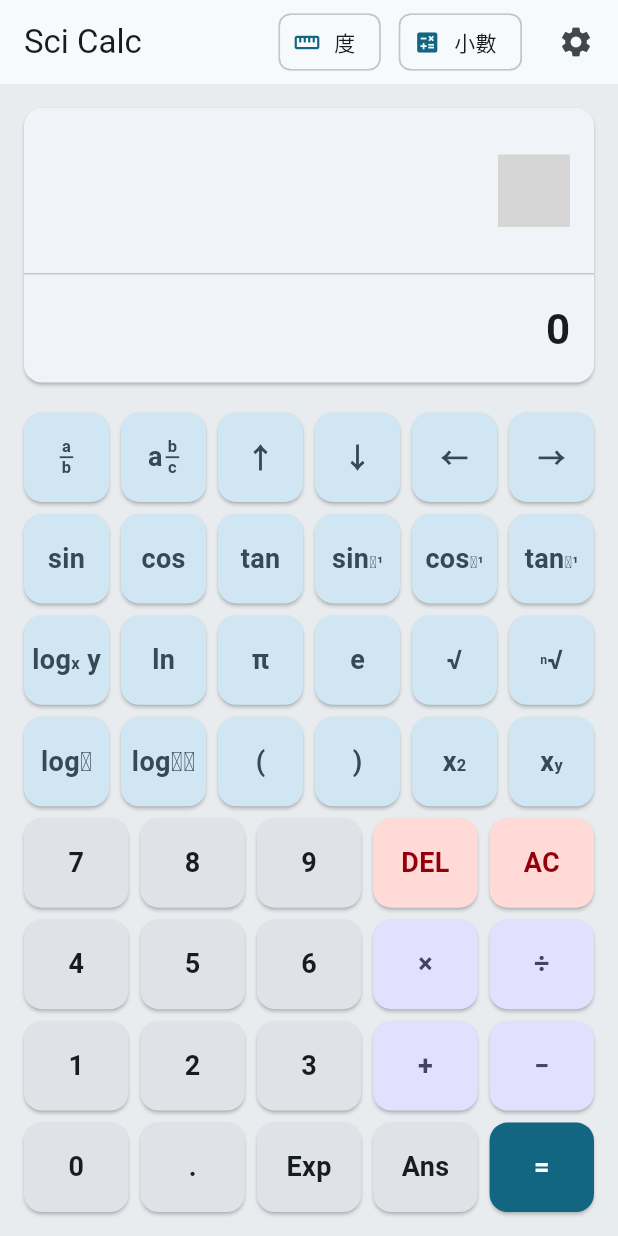
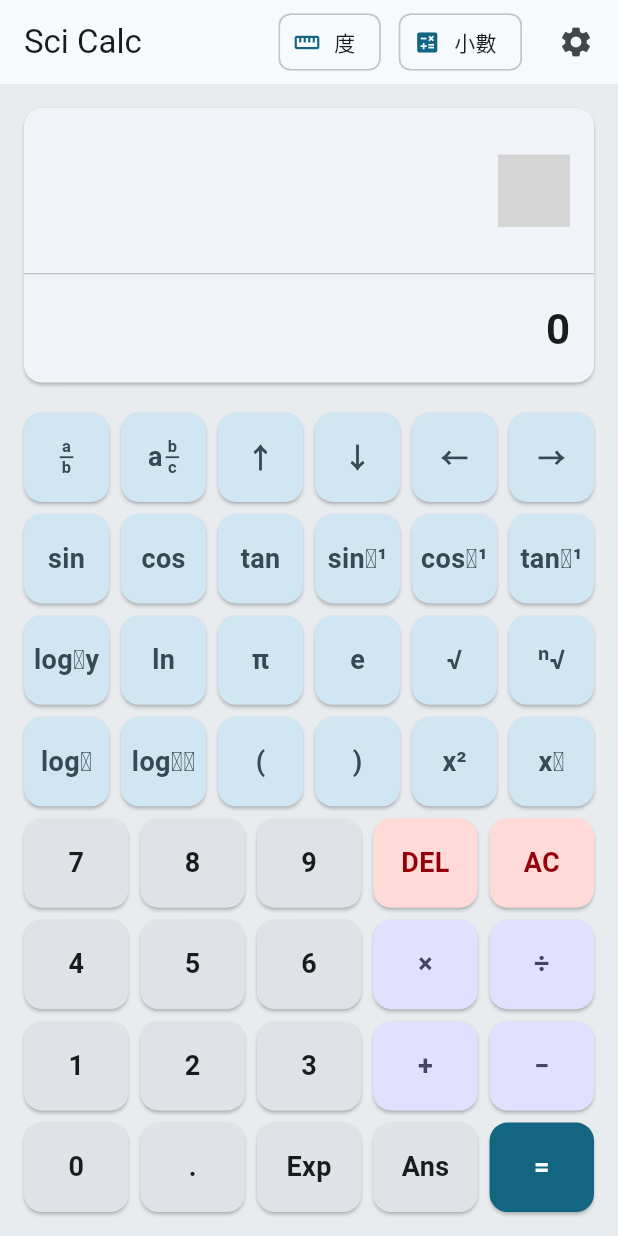
Before and after one commit to swarfte/scientific-calculator, a Flutter app: the screen it shows after launch, on a phone screen of 412 x 824 dp. Run offline on Flutter 3.47's test engine with Material 3 defaults, Android fonts, the phone set to English and light mode, and no system bars; our stand-ins replace flutter_riverpod, math_expressions, open_filex, package_info_plus, shared_preferences; missing offline and left inert: flutter_math_fork, screen_retriever, window_manager; network calls fail; grey boxes are pictures that could not be loaded.

Commit message:
Use Unicode glyphs for function key labels
Simplifies keypad icon rendering by replacing custom RichText-based arc trig, logarithm, nth-root, and power widgets with `_TextIcon` labels that use Unicode superscript/subscript characters. This fixes vertical alignment inconsistencies and keeps key typography and color handling uniform. Semantic labels were also updated (for example `logₓy` and `ⁿ√`) to match the new displayed symbols.

```diff
--- a/lib/features/calculator/view/widgets/calculator_keypad.dart
+++ b/lib/features/calculator/view/widgets/calculator_keypad.dart
@@ -143,27 +143,29 @@ class CalculatorKeypad extends StatelessWidget {
             semanticLabel: 'sin⁻¹',
             callback: onArcSin,
             style: CalculatorKeyStyle.function,
-            label: const _ArcTrigIcon('sin'),
+            // Unicode 上標 ⁻¹（U+207B U+00B9）自帶正確的垂直位置。
+            label: const _TextIcon('sin⁻¹'),
           ),
           _widgetKey(
             semanticLabel: 'cos⁻¹',
             callback: onArcCos,
             style: CalculatorKeyStyle.function,
-            label: const _ArcTrigIcon('cos'),
+            label: const _TextIcon('cos⁻¹'),
           ),
           _widgetKey(
             semanticLabel: 'tan⁻¹',
             callback: onArcTan,
             style: CalculatorKeyStyle.function,
-            label: const _ArcTrigIcon('tan'),
+            label: const _TextIcon('tan⁻¹'),
           ),
         ]),
         _row([
           _widgetKey(
-            semanticLabel: 'logₓᵧ',
+            semanticLabel: 'logₓy',
             callback: onLogarithm,
             style: CalculatorKeyStyle.function,
-            label: const _LogarithmIcon(),
+            // Unicode 下標 x（U+2093）作底數，y 為正常大小真數。
+            label: const _TextIcon('logₓy'),
           ),
           _widgetKey(
             semanticLabel: 'ln',
@@ -190,10 +192,11 @@ class CalculatorKeypad extends StatelessWidget {
             label: const _TextIcon('√'),
           ),
           _widgetKey(
-            semanticLabel: 'ˣ√',
+            semanticLabel: 'ⁿ√',
             callback: onNthRoot,
             style: CalculatorKeyStyle.function,
-            label: const _NthRootIcon(),
+            // Unicode 上標 ⁿ（U+207F）+ 根號 √（U+221A）。
+            label: const _TextIcon('ⁿ√'),
           ),
         ]),
         _row([
@@ -201,6 +204,7 @@ class CalculatorKeypad extends StatelessWidget {
             semanticLabel: 'log₂',
             callback: onLogarithmBase2,
             style: CalculatorKeyStyle.function,
+            // Unicode 下標 ₂（U+2082）。
             label: const _TextIcon('log₂'),
           ),
           _widgetKey(
@@ -225,13 +229,15 @@ class CalculatorKeypad extends StatelessWidget {
             semanticLabel: 'x²',
             callback: onSquare,
             style: CalculatorKeyStyle.function,
-            label: const _PowerIcon('x', '2'),
+            // Unicode 上標 ²（U+00B2）自帶正確位置。
+            label: const _TextIcon('x²'),
           ),
           _widgetKey(
             semanticLabel: 'xʸ',
             callback: onPower,
             style: CalculatorKeyStyle.function,
-            label: const _PowerIcon('x', 'y'),
+            // Unicode 上標 ʸ（U+02B8）。
+            label: const _TextIcon('xʸ'),
           ),
         ]),
         _row([
@@ -394,6 +400,9 @@ Color _keyForegroundColor(BuildContext context) {
 }
 
 /// 純文字按鍵圖標。統一所有單行文字按鍵走相同渲染路徑，確保字級與顏色一致。
+///
+/// 上下標一律使用 Unicode 字符（如 ² ʸ ⁻¹ ⁿ ₓ ₂），由字型自帶正確的垂直
+/// 位置，避免手動拼湊 RichText 導致的定位錯誤。
 class _TextIcon extends StatelessWidget {
   const _TextIcon(this.text);
 
@@ -402,101 +411,6 @@ class _TextIcon extends StatelessWidget {
   @override
   Widget build(BuildContext context) {
     return Text(text);
-  }
-}
-
-/// 反三角函數按鍵圖標：`sin` + 上標 `⁻¹`。
-class _ArcTrigIcon extends StatelessWidget {
-  const _ArcTrigIcon(this.name);
-
-  final String name;
-
-  @override
-  Widget build(BuildContext context) {
-    return RichText(
-      text: TextSpan(
-        style: DefaultTextStyle.of(context).style,
-        children: [
-          TextSpan(text: name),
-          const TextSpan(text: '⁻¹', style: TextStyle(fontSize: 11)),
-        ],
-      ),
-    );
-  }
-}
-
-/// 對數按鍵圖標：`log` 加下標底數，後接真數。
-///
-/// [defaultBase] 為 `null` 時（`logₓᵧ`）下標顯示 `x`，右側顯示 `y`，表達
-/// 「以 x 為底、y 為真數」；不為 `null` 時（如 `log₂`）下標顯示該底數，
-/// 右側顯示 `x` 作為真數佔位。
-class _LogarithmIcon extends StatelessWidget {
-  const _LogarithmIcon({this.defaultBase});
-
-  final String? defaultBase;
-
-  @override
-  Widget build(BuildContext context) {
-    final color = _keyForegroundColor(context);
-    final base = defaultBase ?? 'x';
-    final argument = defaultBase == null ? 'y' : 'x';
-
-    return RichText(
-      text: TextSpan(
-        style: DefaultTextStyle.of(context).style,
-        children: [
-          const TextSpan(text: 'log'),
-          TextSpan(
-            text: base,
-            style: TextStyle(fontSize: 11, color: color),
-          ),
-          const TextSpan(text: ' '),
-          TextSpan(
-            text: argument,
-            style: TextStyle(color: color),
-          ),
-        ],
-      ),
-    );
-  }
-}
-
-/// `ˣ√`（n 次根）按鍵圖標：左上小 `x` + 根號。
-class _NthRootIcon extends StatelessWidget {
-  const _NthRootIcon();
-
-  @override
-  Widget build(BuildContext context) {
-    return RichText(
-      text: TextSpan(
-        style: DefaultTextStyle.of(context).style,
-        children: const [
-          TextSpan(text: 'ⁿ', style: TextStyle(fontSize: 11)),
-          TextSpan(text: '√'),
-        ],
-      ),
-    );
-  }
-}
-
-/// 次方按鍵圖標：底數 + 上標指數。
-class _PowerIcon extends StatelessWidget {
-  const _PowerIcon(this.base, this.exponent);
-
-  final String base;
-  final String exponent;
-
-  @override
-  Widget build(BuildContext context) {
-    return RichText(
-      text: TextSpan(
-        style: DefaultTextStyle.of(context).style,
-        children: [
-          TextSpan(text: base),
-          TextSpan(text: exponent, style: const TextStyle(fontSize: 11)),
-        ],
-      ),
-    );
   }
 }
 
```
